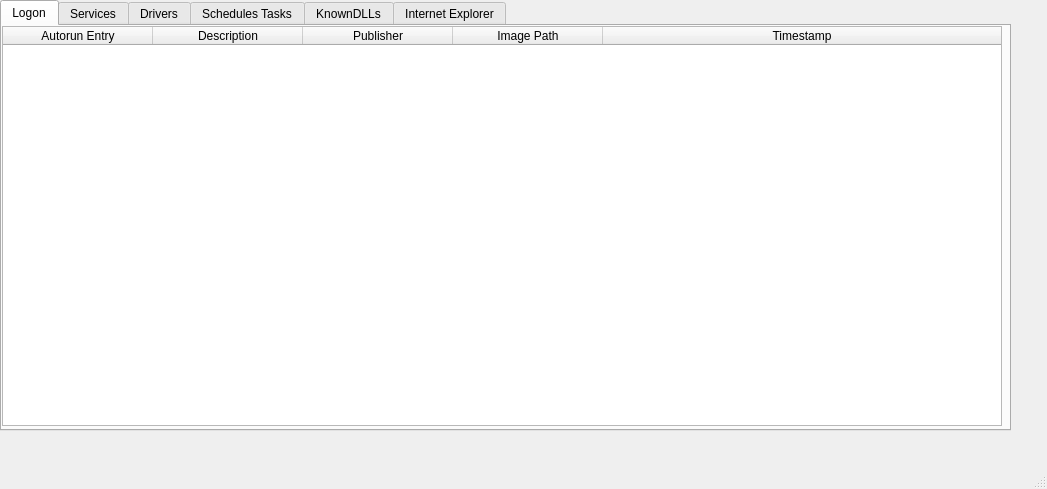
Qt form autorun/mainwindow.ui (Liangxiaoyou/autorun) before a commit.
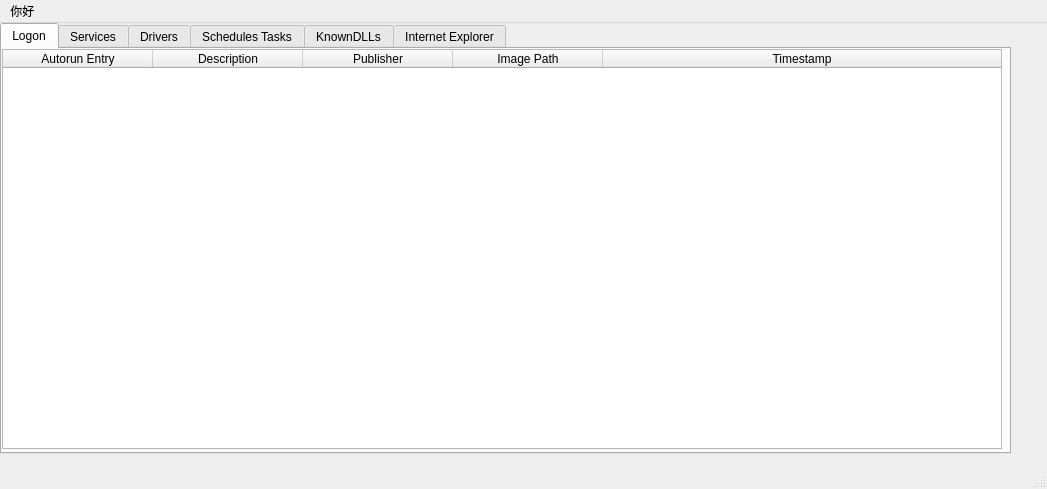
The same form after that commit.

The edit to the form file:
```diff
--- a/autorun/mainwindow.ui
+++ b/autorun/mainwindow.ui
@@ -407,6 +407,12 @@
      <height>21</height>
     </rect>
    </property>
+   <widget class="QMenu" name="menu">
+    <property name="title">
+     <string>你好 </string>
+    </property>
+   </widget>
+   <addaction name="menu"/>
   </widget>
   <widget class="QStatusBar" name="statusbar"/>
  </widget>
```
